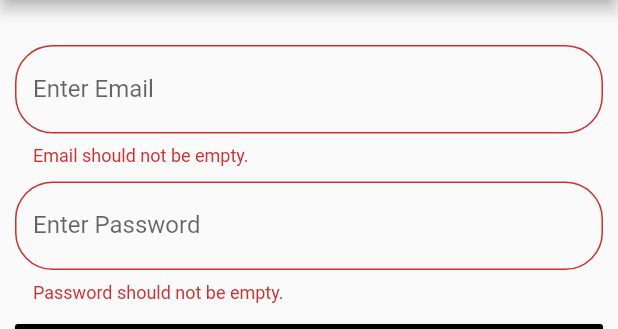
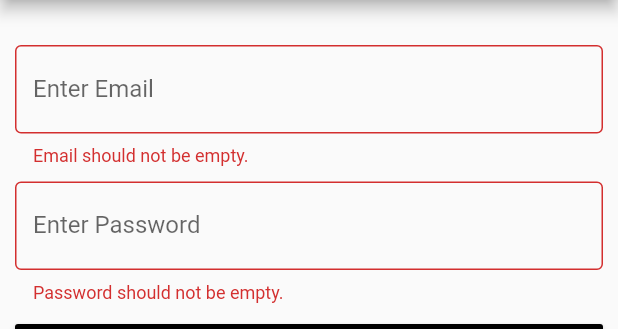
Before and after one commit to Moizsohail/psifi, a Flutter app: the screen it shows after launch, after a tap on "Login", on a phone screen of 412 x 824 dp, the part 84-413 px from its top. Run offline on Flutter 3.47's test engine with Material 2 defaults, Android fonts, the phone set to English and light mode, and no system bars; drawn by our look-alikes of flare_flutter; our stand-ins replace cloud_firestore, firebase_auth, firebase_storage, google_maps_flutter; accounts and stored records are empty; Roboto replaces fonts that are missing (Poppins).

Commit message:
Fixed the cache problem and added the snackbar on login screen

```diff
--- a/lib/pages/loginregisterpage.dart
+++ b/lib/pages/loginregisterpage.dart
@@ -15,7 +15,7 @@ class LoginRegisterPage extends StatefulWidget{ //stateful
 
 //enums for state toggles
 enum FormType{ login, register }
-enum LoginButtonState{ normal, loading, success }
+enum LoginButtonState{ normal, loading, success, error}
 
 class LoginRegisterPageState extends State<LoginRegisterPage>{
   LoginButtonState _loginButtonState = LoginButtonState.normal; //normal initially
@@ -53,16 +53,16 @@ class LoginRegisterPageState extends State<LoginRegisterPage>{
           child:Text(_formType==FormType.login ? "Login": "Register",
             style: TextStyle(color: _formType==FormType.login ? Theme.of(context).accentColor : Theme.of(context).primaryColor),)
           );
-        break;
 
-      default: // Else return a container with the animated button box (FlareActor "loadingandok.flr" used)
-        return Container( // with the animation played being either "loading" / "ok" depending on the loginButtonState
-          height: 40,
-          padding: EdgeInsets.symmetric(vertical:2.0),
-          child:FlareActor("animations/loadingandok.flr",
-            fit: BoxFit.contain,
-            color: Colors.white,
-            animation: _loginButtonState == LoginButtonState.loading ? "loading":"ok",
+
+      default:
+        return Container(
+            height: 40,
+            padding: EdgeInsets.symmetric(vertical:2.0),
+            child:FlareActor("animations/loadingandok.flr",
+              fit: BoxFit.contain,
+              //olor: Colors.white,
+              animation: _loginButtonState == LoginButtonState.loading ? "loading":_loginButtonState == LoginButtonState.success?"ok":"error",
           ),
         );
         break;
@@ -78,8 +78,15 @@ class LoginRegisterPageState extends State<LoginRegisterPage>{
           widget._auth.signIn(_email,_password).then((e){
             setState(()=>_loginButtonState = LoginButtonState.success); //on successful sign in
             widget._onLoggedIn();
-           // _firestore.addUnqiueData({}, "key");
+
           }).catchError((e){
+            final snackBar = SnackBar(
+              content: Text(e.message,style: TextStyle(color: Theme.of(context).primaryColor)),
+              backgroundColor: Theme.of(context).accentColor
+            );
+            Scaffold.of(context).showSnackBar(snackBar);
+
+            setState(()=>_loginButtonState = LoginButtonState.error);
             print("Error validating login form data: ${e.toString()}"); //HAHAH
             setState(()=>_loginButtonState = LoginButtonState.normal);
           });
@@ -88,7 +95,18 @@ class LoginRegisterPageState extends State<LoginRegisterPage>{
         case FormType.register:
           widget._auth.signUp(_email,_password).then((e)=>
             widget._onLoggedIn()
-          ).catchError((e)=>print("Error validating registration form data: ${e.toString()}"));
+          ).catchError((e){
+            final snackBar = SnackBar(
+              content: Text(e.message,style: TextStyle(color: Theme.of(context).accentColor,)),
+              backgroundColor: Theme.of(context).primaryColor,
+
+            );
+            Scaffold.of(context).showSnackBar(snackBar);
+
+            setState(()=>_loginButtonState = LoginButtonState.error);
+
+          }
+          );
           break;
       }
     }
@@ -135,7 +153,6 @@ class LoginRegisterPageState extends State<LoginRegisterPage>{
                   labelText: "Enter Email",
                   fillColor: Colors.white,
                   border: new OutlineInputBorder(
-                    borderRadius: new BorderRadius.circular(25.0),
                     borderSide: new BorderSide(
                     ),
                   ),
@@ -164,7 +181,7 @@ class LoginRegisterPageState extends State<LoginRegisterPage>{
                   labelText: "Enter Password",
                   fillColor: Colors.white,
                   border: new OutlineInputBorder(
-                    borderRadius: new BorderRadius.circular(25.0),
+
                     borderSide: new BorderSide(
                     ),
                   ),
--- a/pubspec.yaml
+++ b/pubspec.yaml
@@ -30,6 +30,7 @@ dependencies:
   cupertino_icons: ^0.1.2
   flare_flutter: ^1.0.2
   google_maps_flutter: ^0.4.0
+
 dev_dependencies:
   flutter_test:
     sdk: flutter
```
Also changed, not shown: lib/pages/notificationportal.dart (+18 -16 lines), lib/utils/cachedImageProvider.dart (added, +40 -0 lines), 1 other file.
